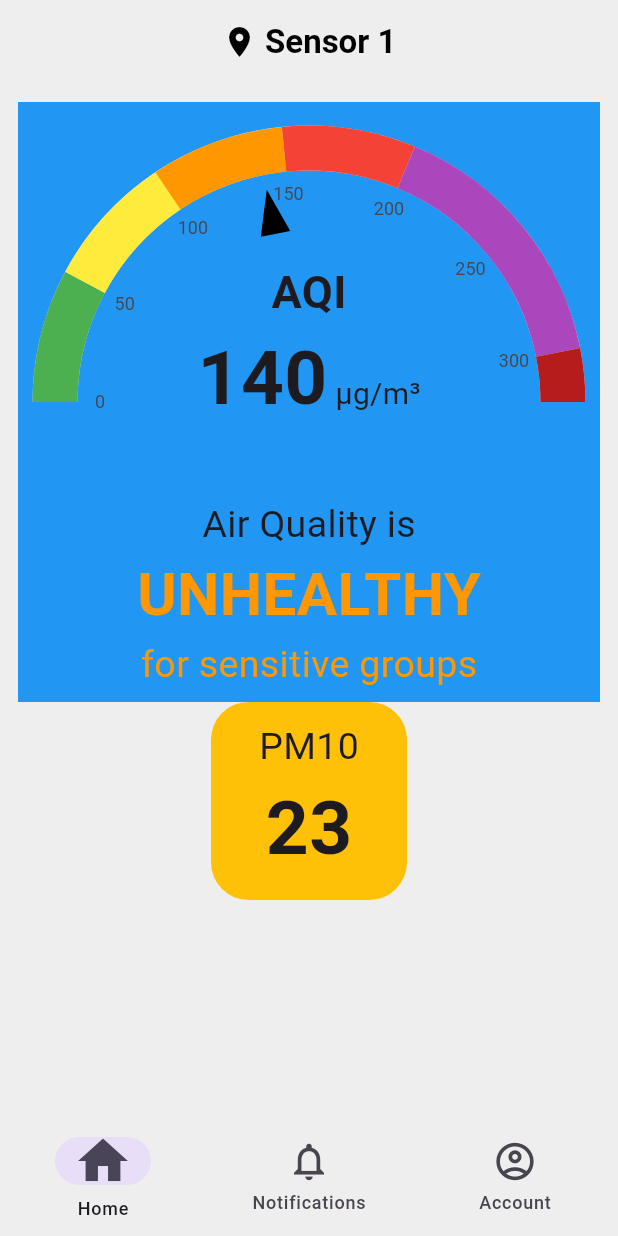
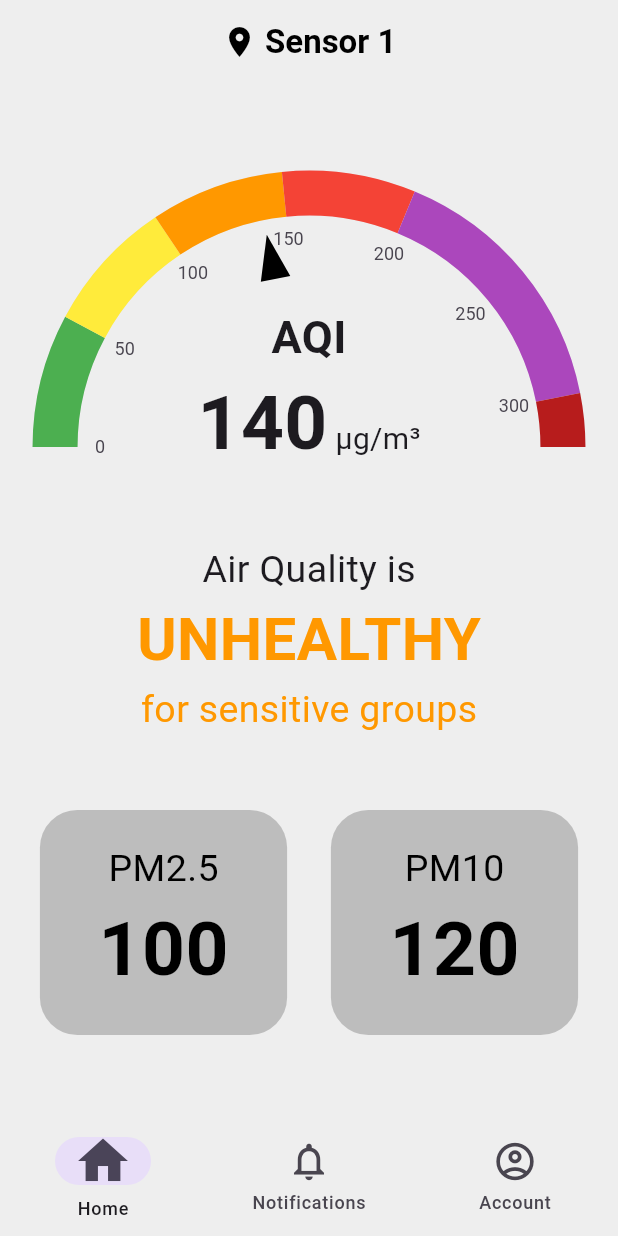
Before and after one commit to aayushman950/Air-Quality-Monitoring-System, a Flutter app: the screen it shows after launch, on a phone screen of 412 x 824 dp. Run offline on Flutter 3.47's test engine with Material 3 defaults, Android fonts, the phone set to English and light mode, and no system bars; drawn by our look-alikes of syncfusion_flutter_gauges; our stand-ins replace shared_preferences.

Commit message:
made widget with both PM tiles and added it to home page

```diff
--- a/aqms/lib/pages/home_page.dart
+++ b/aqms/lib/pages/home_page.dart
@@ -1,4 +1,5 @@
 import 'package:aqms/widgets/aqi_gauge_and_status.dart';
+import 'package:aqms/widgets/both_pm_tile.dart';
 import 'package:aqms/widgets/pm_tile.dart';
 import 'package:flutter/material.dart';
 
@@ -30,11 +31,12 @@ class HomePage extends StatelessWidget {
         body: Padding(
           padding: const EdgeInsets.all(12.0),
           child: Column(
+            mainAxisAlignment: MainAxisAlignment.spaceEvenly,
             children: [
               AQIGaugeAndStatus(
                 aqiRating: 140,
               ),
-              PMTile(pmType: 10, pmValue: 23,),
+              BothPMTile(pmTwoPointFiveValue: 100, pmTenValue: 120)
             ],
           ),
         ),
--- a/aqms/lib/widgets/aqi_gauge_and_status.dart
+++ b/aqms/lib/widgets/aqi_gauge_and_status.dart
@@ -24,9 +24,7 @@ class AQIGaugeAndStatus extends StatelessWidget {
 
   @override
   Widget build(BuildContext context) {
-    return Container(
-      color: Colors.blue,
-      child: Stack(
+    return Stack(
       alignment: AlignmentDirectional.bottomCenter,
       children: [
         AQIGauge(
@@ -37,7 +35,6 @@ class AQIGaugeAndStatus extends StatelessWidget {
           child: AQIStatus(aqiRating: aqiRating),
         ),
       ],
-      ),
     );
   }
 }
--- /dev/null
+++ b/aqms/lib/widgets/both_pm_tile.dart
@@ -0,0 +1,26 @@
+import 'package:aqms/widgets/pm_tile.dart';
+import 'package:flutter/material.dart';
+
+class BothPMTile extends StatelessWidget {
+  final int pmTwoPointFiveValue, pmTenValue;
+
+  const BothPMTile({
+    super.key,
+    required this.pmTwoPointFiveValue,
+    required this.pmTenValue,
+  });
+
+  @override
+  Widget build(BuildContext context) {
+    return Padding(
+      padding: const EdgeInsets.symmetric(vertical: 12.0),
+      child: Row(
+        mainAxisAlignment: MainAxisAlignment.spaceAround,
+        children: [
+          PMTile(pmType: 2.5, pmValue: pmTwoPointFiveValue),
+          PMTile(pmType: 10, pmValue: pmTenValue),
+        ],
+      ),
+    );
+  }
+}
--- a/aqms/lib/widgets/pm_tile.dart
+++ b/aqms/lib/widgets/pm_tile.dart
@@ -1,30 +1,39 @@
 import 'package:flutter/material.dart';
 
 class PMTile extends StatelessWidget {
-  final int pmType, pmValue;
+  final num pmType;
+  final int pmValue;
 
   const PMTile({super.key, required this.pmType, required this.pmValue});
 
   @override
   Widget build(BuildContext context) {
+    final screenWidth = MediaQuery.of(context).size.width;
+
     return Container(
+      width: screenWidth * 0.4,
+      height: 150,
       decoration: BoxDecoration(
-        color: Colors.amber,
+        color: Colors.grey.shade400,
         borderRadius: BorderRadius.circular(25),
       ),
       child: Padding(
         padding: const EdgeInsets.symmetric(horizontal: 32, vertical: 12),
+        child: Center(
           child: Column(
+            mainAxisSize: MainAxisSize.min,
             children: [
               Text(
-              "PM${pmType}",
-              style: TextStyle(
+                "PM$pmType",
+                style: const TextStyle(
+                  color: Colors.black,
                   fontSize: 25,
                 ),
               ),
               Text(
                 pmValue.toString(),
                 style: const TextStyle(
+                  color: Colors.black,
                   fontSize: 50,
                   fontWeight: FontWeight.bold,
                 ),
@@ -32,6 +41,7 @@ class PMTile extends StatelessWidget {
             ],
           ),
         ),
+      ),
     );
   }
 }
```
Lines whose indentation alone changed are shown as unchanged.
